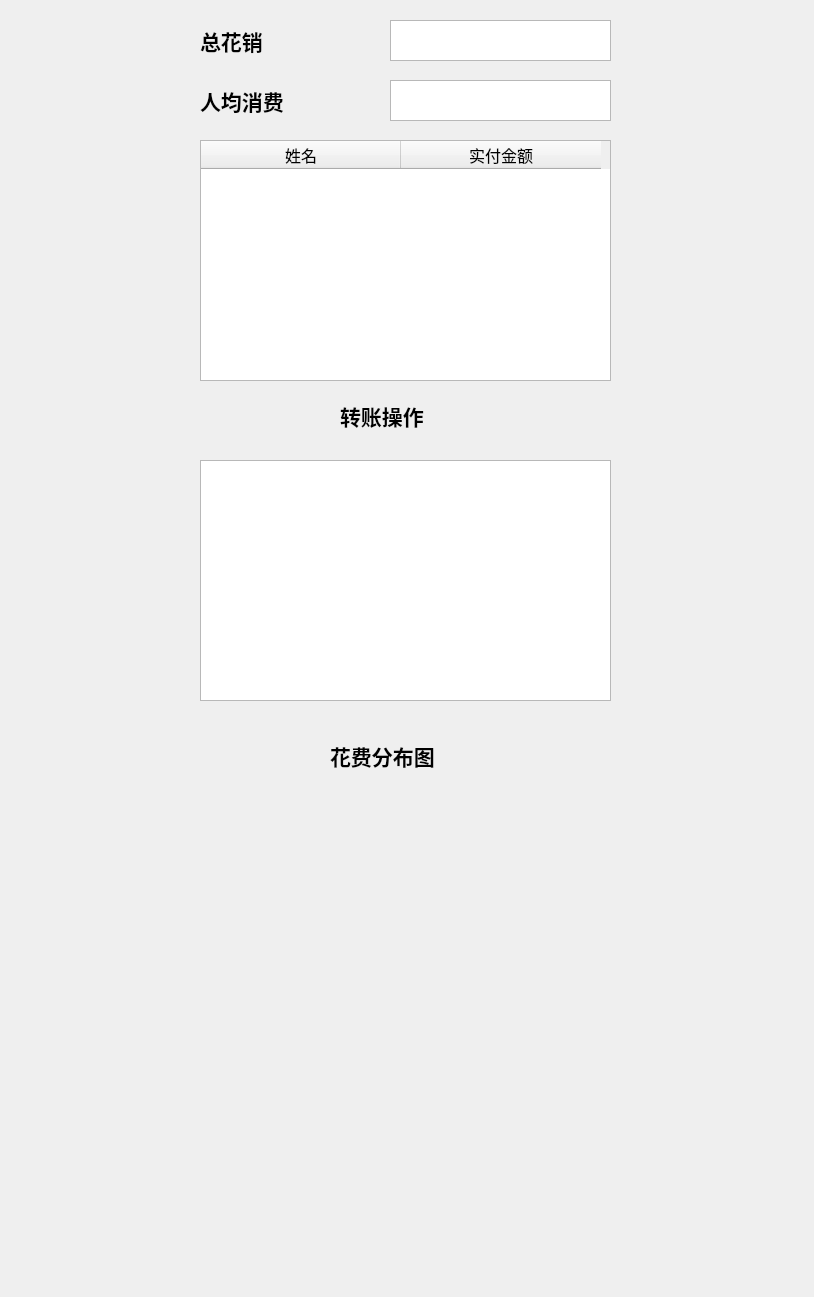
The window that View/Report.ui (ZILINYE/PyBill) describes before a commit, drawn with Qt 5.
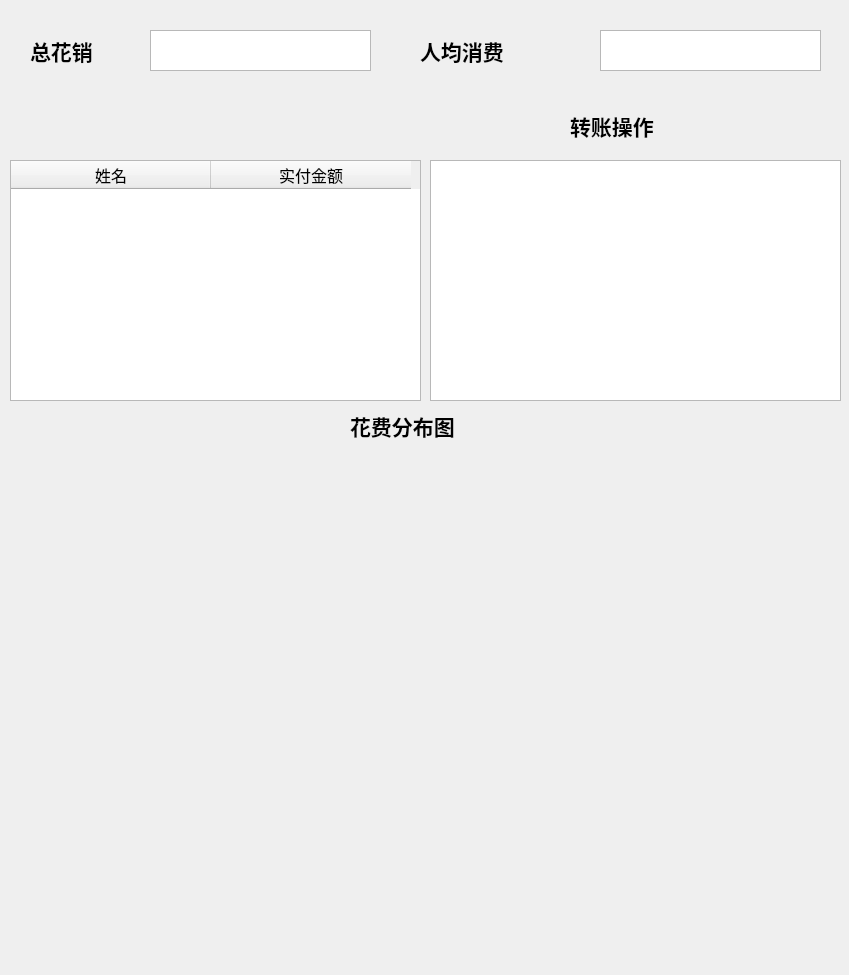
The same window after the commit.

The edit to the form file:
```diff
--- a/View/Report.ui
+++ b/View/Report.ui
@@ -6,8 +6,8 @@
    <rect>
     <x>0</x>
     <y>0</y>
-    <width>814</width>
-    <height>1297</height>
+    <width>849</width>
+    <height>975</height>
    </rect>
   </property>
   <property name="windowTitle">
@@ -16,8 +16,8 @@
   <widget class="QLabel" name="label">
    <property name="geometry">
     <rect>
-     <x>200</x>
-     <y>20</y>
+     <x>30</x>
+     <y>30</y>
      <width>91</width>
      <height>41</height>
     </rect>
@@ -36,8 +36,8 @@
   <widget class="QTextBrowser" name="totalSpend">
    <property name="geometry">
     <rect>
-     <x>390</x>
-     <y>20</y>
+     <x>150</x>
+     <y>30</y>
      <width>221</width>
      <height>41</height>
     </rect>
@@ -46,8 +46,8 @@
   <widget class="QTableWidget" name="table2Widget">
    <property name="geometry">
     <rect>
-     <x>200</x>
-     <y>140</y>
+     <x>10</x>
+     <y>160</y>
      <width>411</width>
      <height>241</height>
     </rect>
@@ -79,8 +79,8 @@
   <widget class="QLabel" name="label_2">
    <property name="geometry">
     <rect>
-     <x>200</x>
-     <y>80</y>
+     <x>420</x>
+     <y>30</y>
      <width>111</width>
      <height>41</height>
     </rect>
@@ -99,8 +99,8 @@
   <widget class="QTextBrowser" name="averageSpend">
    <property name="geometry">
     <rect>
-     <x>390</x>
-     <y>80</y>
+     <x>600</x>
+     <y>30</y>
      <width>221</width>
      <height>41</height>
     </rect>
@@ -109,8 +109,8 @@
   <widget class="QLabel" name="label_3">
    <property name="geometry">
     <rect>
-     <x>340</x>
-     <y>400</y>
+     <x>570</x>
+     <y>110</y>
      <width>121</width>
      <height>31</height>
     </rect>
@@ -129,8 +129,8 @@
   <widget class="QListWidget" name="list2Widget">
    <property name="geometry">
     <rect>
-     <x>200</x>
-     <y>460</y>
+     <x>430</x>
+     <y>160</y>
      <width>411</width>
      <height>241</height>
     </rect>
@@ -139,8 +139,8 @@
   <widget class="QLabel" name="label_4">
    <property name="geometry">
     <rect>
-     <x>330</x>
-     <y>740</y>
+     <x>350</x>
+     <y>410</y>
      <width>151</width>
      <height>31</height>
     </rect>
@@ -159,8 +159,8 @@
   <widget class="QWidget" name="verticalLayoutWidget">
    <property name="geometry">
     <rect>
-     <x>70</x>
-     <y>800</y>
+     <x>80</x>
+     <y>450</y>
      <width>681</width>
      <height>481</height>
     </rect>
```
